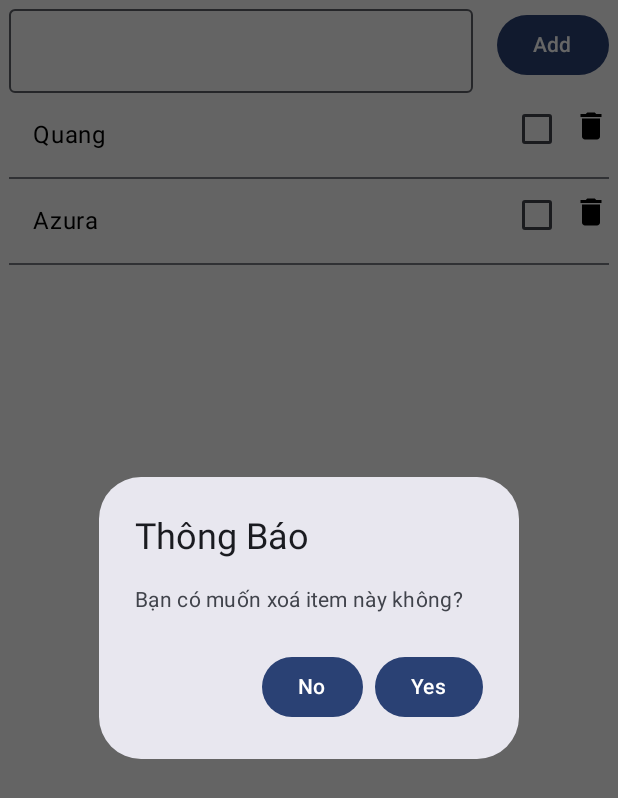
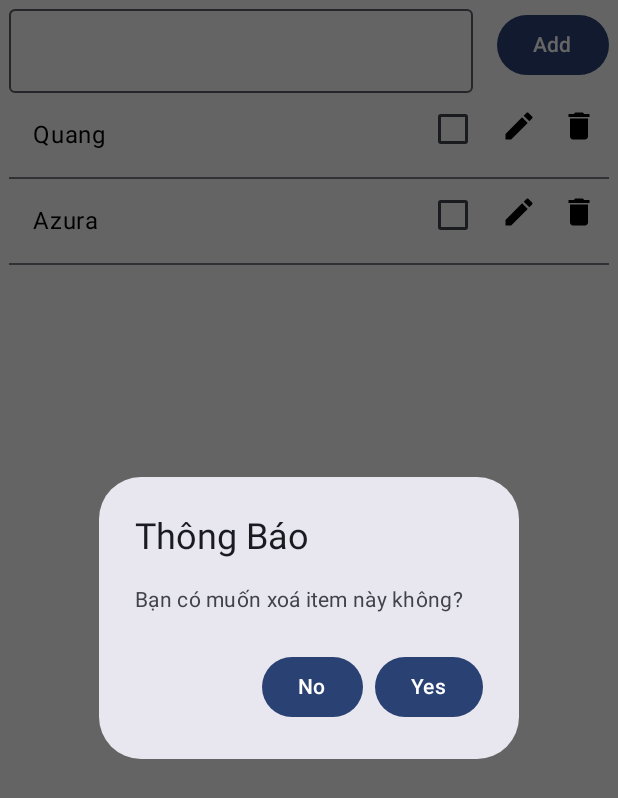
Before and after one commit to ItsAzura/Jetpack-Compose-Learn-Philipp-Lackner-, an Android app built with Jetpack Compose: the screen it shows after launch (MainActivity), after a tap on "Remove", on a phone screen of 412 x 824 dp. Shown: the top 798 px of the screen. Run offline under Robolectric (Android 15) with nearby library versions, the phone set to English and light mode, and no system bars.

Commit message:
Add edit stuff

```diff
--- a/app/src/main/java/com/example/thejetpackcomposelearnphilipplackner/MainActivity.kt
+++ b/app/src/main/java/com/example/thejetpackcomposelearnphilipplackner/MainActivity.kt
@@ -17,6 +17,7 @@ import androidx.compose.foundation.lazy.LazyColumn
 import androidx.compose.foundation.lazy.itemsIndexed
 import androidx.compose.material.icons.Icons
 import androidx.compose.material.icons.filled.Delete
+import androidx.compose.material.icons.filled.Edit
 import androidx.compose.material3.Button
 import androidx.compose.material3.Checkbox
 import androidx.compose.material3.Divider
@@ -32,27 +33,20 @@ import androidx.compose.ui.platform.LocalContext
 import androidx.compose.ui.unit.dp
 import com.example.thejetpackcomposelearnphilipplackner.ui.theme.TheJetpackComposeLearnPhilippLacknerTheme
 import androidx.compose.material3.AlertDialog
+
 class MainActivity : ComponentActivity() {
     override fun onCreate(savedInstanceState: Bundle?) {
         super.onCreate(savedInstanceState)
         setContent {
             TheJetpackComposeLearnPhilippLacknerTheme {
-                var text by remember {
-                    mutableStateOf("")
-                }
-                var names by remember {
-                    mutableStateOf(listOf("Quang","Azura"))
-                }
-                var selectedIndexes by remember {
-                    mutableStateOf(setOf<Int>())
-                }
-                var showDialog by remember {
-                    mutableStateOf(false)
-                }
-                var itemToDeleteIndex by remember {
-                    mutableStateOf(-1)
-                }
-
+                var text by remember { mutableStateOf("") }
+                var names by remember { mutableStateOf(listOf("Quang","Azura")) }
+                var selectedIndexes by remember { mutableStateOf(setOf<Int>()) }
+                var showDeleDialog by remember { mutableStateOf(false) }
+                var showEditDialog by remember { mutableStateOf(false) }
+                var itemToDeleteIndex by remember { mutableStateOf(-1) }
+                var itemToEditIndex by remember { mutableStateOf(-1) }
+                var editItemText by remember { mutableStateOf("") }
                 Column(
                    modifier = Modifier
                        .fillMaxSize()
@@ -105,26 +99,45 @@ class MainActivity : ComponentActivity() {
                                    }
                                )
                                Icon(
+                                   imageVector = Icons.Default.Edit,
+                                   contentDescription ="Edit",
+                                   modifier = Modifier
+                                       .padding(
+                                           top = 10.dp,
+                                           start = 8.dp,
+                                           end = 8.dp,
+                                       )
+                                       .size(24.dp)
+                                       .clickable {
+                                           showEditDialog = true
+                                           itemToEditIndex = index
+                                           editItemText = item
+                                       }
+                               )
+                               Icon(
                                    imageVector = Icons.Default.Delete,
                                    contentDescription ="Remove",
                                    modifier = Modifier
-                                       .padding(top = 10.dp)
+                                       .padding(
+                                           top = 10.dp,
+                                           start = 8.dp,
+                                           end = 8.dp,
+                                       )
                                        .size(24.dp)
                                        .clickable {
-                                       showDialog = true
-                                       itemToDeleteIndex = index
+                                           showDeleDialog = true
+                                           itemToDeleteIndex = index
                                    }
                                )
-
                            }
                            Divider()
                        }
                    }
-                    if(showDialog){
+                    if(showDeleDialog){
                         val context = LocalContext.current
                         AlertDialog(
                             onDismissRequest = {
-                                showDialog = false
+                                showDeleDialog = false
                                 itemToDeleteIndex = -1
                             },
                             title = {
@@ -138,7 +151,7 @@ class MainActivity : ComponentActivity() {
                                     names = names.toMutableList().apply {
                                         removeAt(itemToDeleteIndex)
                                     }
-                                    showDialog = false
+                                    showDeleDialog = false
                                     itemToDeleteIndex = -1
                                     Toast.makeText(context, "Item đã được xoá thành công", Toast.LENGTH_SHORT).show()
                                 }) {
@@ -147,7 +160,7 @@ class MainActivity : ComponentActivity() {
                             },
                             dismissButton = {
                                 Button(onClick = {
-                                    showDialog = false
+                                    showDeleDialog = false
                                     itemToDeleteIndex = -1
                                 }) {
                                     Text(text = "No")
@@ -155,8 +168,47 @@ class MainActivity : ComponentActivity() {
                             },
                         )
                     }
+                    if(showEditDialog){
+                        val context = LocalContext.current
+                        AlertDialog(
+                            onDismissRequest = {
+                                showEditDialog = false
+                                itemToEditIndex = -1
+                            },
+                            title = { Text(text= "Chỉnh sửa") },
+                            text = {
+                                Column {
+                                Text(text = "Chỉnh sửa item")
+                                OutlinedTextField(
+                                    value = editItemText,
+                                    onValueChange = { editItemText = it },
+                                )
+                            } },
+                            confirmButton = {
+                                Button(onClick = {
+                                    names = names.toMutableList().apply {
+                                        set(itemToEditIndex, editItemText)
+                                    }
+                                    showEditDialog = false
+                                    itemToEditIndex = -1
+                                    editItemText = ""
+                                    Toast.makeText(context, "Item đã chỉnh sửa thành công", Toast.LENGTH_SHORT).show()
+                                }) {
+                                    Text(text = "Confirm")
+                                }
+                            },
+                            dismissButton = {
+                                Button(onClick = {
+                                    showEditDialog = false
+                                    itemToEditIndex = -1
+                                    editItemText = ""
+                                }) {
+                                    Text(text = "Cancel")
+                                }
+                            },
+                        )
+                    }
                }
-
             }
         }
     }
```
